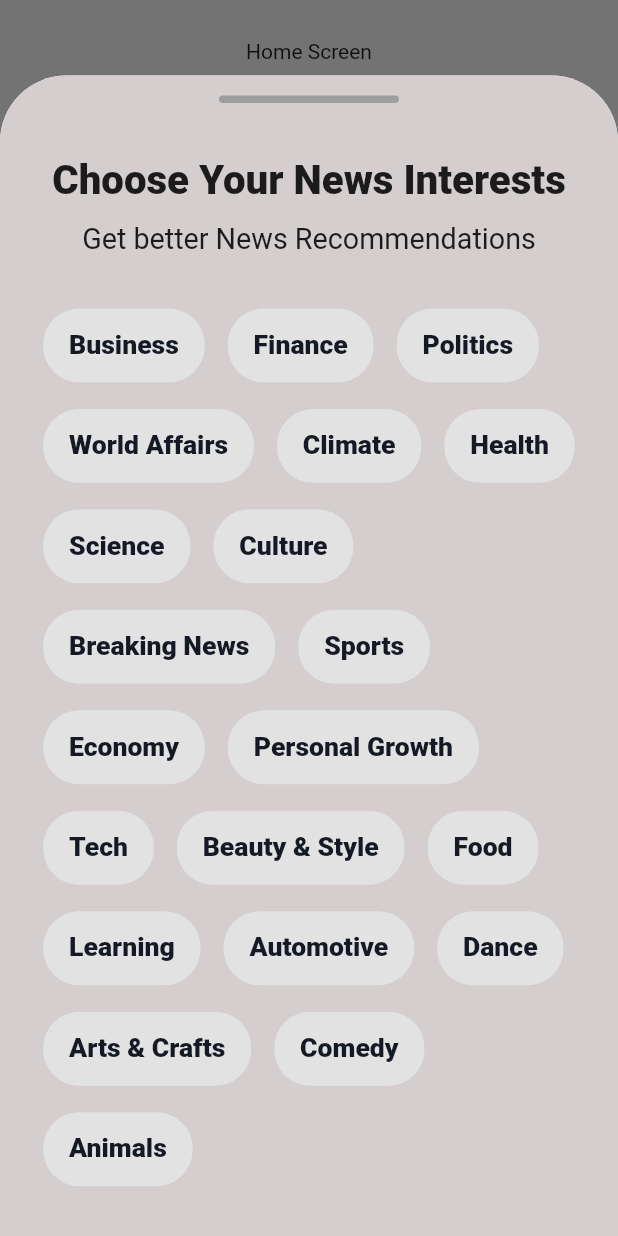
After one commit to DannylSyph3r/ViNews-Reader-App, a Flutter app: the UserHomePageView screen opened by its route, after a tap on "Log Out", after a tap on "Choose Interests", on a phone screen of 412 x 824 dp. The commit adds this screen. Run offline on Flutter 3.47's test engine with Material 2 defaults, Android fonts, the phone set to English and light mode, and no system bars; drawn by our look-alikes of google_nav_bar; our stand-ins replace awesome_snackbar_content, cloud_firestore, email_validator, equatable, firebase_auth, firebase_core and 11 more; accounts and stored records are empty; generated files the repository leaves out were written again; Roboto replaces fonts that are missing (SFProDisplay); project files that could hold a hidden picture were left out.

Commit message:
:sparkles::lipstick: News Interest Selection Modal completed. Restructuring needed

```diff
--- /dev/null
+++ b/lib/features/home/controllers/news_interest_controller.dart
@@ -0,0 +1,54 @@
+import 'package:flutter_riverpod/flutter_riverpod.dart';
+
+class NewsInterestSelectionNotifier extends StateNotifier<List<String>> {
+  NewsInterestSelectionNotifier()
+      : super([
+          "Business",
+          "Finance",
+          "Politics",
+          "World Affairs",
+          "Climate",
+          "Health",
+          "Science",
+          "Culture",
+          "Breaking News",
+          "Sports",
+          "Economy",
+          "Personal Growth",
+          "Tech",
+          "Beauty & Style",
+          "Food",
+          "Learning",
+          "Automotive",
+          "Dance",
+          "Arts & Crafts",
+          "Comedy",
+          "Animals",
+        ]);
+}
+
+class SelectedNewsInterestsNotifier extends StateNotifier<List<String>> {
+  SelectedNewsInterestsNotifier() : super([]);
+
+  void toggleInterest(String interest) {
+    if (state.contains(interest)) {
+      state = state.where((item) => item != interest).toList();
+    } else {
+      state = [...state, interest];
+    }
+  }
+}
+
+// Providers
+
+final dialogOpenProvider = StateProvider<bool>((ref) => false);
+
+final selectedNewsInterestsProvider =
+    StateNotifierProvider<SelectedNewsInterestsNotifier, List<String>>(
+  (ref) => SelectedNewsInterestsNotifier(),
+);
+
+final newsInterestSelectionProvider =
+    StateNotifierProvider<NewsInterestSelectionNotifier, List<String>>(
+  (ref) => NewsInterestSelectionNotifier(),
+);
--- a/lib/features/home/views/home_screen.dart
+++ b/lib/features/home/views/home_screen.dart
@@ -3,7 +3,9 @@
 import 'package:flutter_riverpod/flutter_riverpod.dart';
 import 'package:go_router/go_router.dart';
 import 'package:vinews_news_reader/features/auth/controllers/auth_action_controllers.dart';
+import 'package:vinews_news_reader/features/home/widgets/news_interests_modal.dart';
 import 'package:vinews_news_reader/routes/route_constants.dart';
+import 'package:vinews_news_reader/utils/modal_bottom_sheet_util.dart';
 import 'package:vinews_news_reader/utils/widget_extensions.dart';
 import 'package:vinews_news_reader/widgets/vinews_icon_buttons_icons.dart';
 
@@ -11,21 +13,23 @@
   const UserHomePageView({super.key});
 
   @override
-  ConsumerState<ConsumerStatefulWidget> createState() => _UserHomePageViewState();
+  ConsumerState<ConsumerStatefulWidget> createState() =>
+      _UserHomePageViewState();
 }
 
 class _UserHomePageViewState extends ConsumerState<UserHomePageView> {
   @override
   Widget build(BuildContext context) {
     final currentUserProvider = FirebaseAuth.instance.currentUser?.email;
-    final currentUserEmailVerificationStatus = FirebaseAuth.instance.currentUser?.emailVerified;
+    final currentUserEmailVerificationStatus =
+        FirebaseAuth.instance.currentUser?.emailVerified;
     return Scaffold(
       body: SafeArea(
           child: SingleChildScrollView(
         child: Center(
           child: Padding(
             padding: const EdgeInsets.only()
-                    .padSpec(left: 25, top: 30, right: 25, bottom: 50),
+                .padSpec(left: 25, top: 30, right: 25, bottom: 50),
             child: Column(
               mainAxisAlignment: MainAxisAlignment.center,
               children: [
@@ -34,14 +38,26 @@
                 Text(currentUserProvider.toString()),
                 Text(currentUserEmailVerificationStatus.toString()),
                 15.sbH,
+                InkWell(
+                  child: ViNewsAppIconButton(
+                    onButtonPress: () {
+                      ref.read(authNotifierProvider.notifier).userSignOut();
+                      context.pushReplacementNamed(
+                          ViNewsAppRouteConstants.authIntializer);
+                    },
+                    buttonPlaceholderText: "Log Out",
+                    isEnabled: true,
+                  ),
+                ),
+                30.sbH,
                 ViNewsAppIconButton(
                   onButtonPress: () {
-                    ref.read(authNotifierProvider.notifier).userSignOut();
-                    context.pushReplacementNamed(ViNewsAppRouteConstants.authIntializer);
+                    showCustomModalBottomSheet(
+                        context, false, const NewsInterestsModal());
                   },
-                  buttonPlaceholderText: "Log Out",
+                  buttonPlaceholderText: "Choose Interests",
                   isEnabled: true,
-                  )
+                )
               ],
             ),
           ),
--- /dev/null
+++ b/lib/features/home/widgets/news_interests_modal.dart
@@ -0,0 +1,212 @@
+import 'package:flutter/material.dart';
+import 'package:flutter_riverpod/flutter_riverpod.dart';
+import 'package:flutter_screenutil/flutter_screenutil.dart';
+import 'package:go_router/go_router.dart';
+import 'package:phosphor_flutter/phosphor_flutter.dart';
+import 'package:vinews_news_reader/features/home/controllers/news_interest_controller.dart';
+import 'package:vinews_news_reader/themes/color_pallete.dart';
+import 'package:vinews_news_reader/utils/frosted_glass_box.dart';
+import 'package:vinews_news_reader/utils/vinews_app_texts.dart';
+import 'package:vinews_news_reader/utils/widget_extensions.dart';
+
+class NewsInterestsModal extends ConsumerStatefulWidget {
+  const NewsInterestsModal({super.key});
+
+  @override
+  ConsumerState<ConsumerStatefulWidget> createState() =>
+      _NewsInterestsModalState();
+}
+
+class _NewsInterestsModalState extends ConsumerState<NewsInterestsModal> {
+  @override
+  Widget build(BuildContext context) {
+    final newsInterests = ref.watch(newsInterestSelectionProvider);
+    final selectedNewsInterests = ref.watch(selectedNewsInterestsProvider);
+    final isDialogOpen = ref.watch(dialogOpenProvider);
+    return GestureDetector(
+      onVerticalDragDown: (_) {},
+      child: Stack(
+        children: [
+          Container(
+            height: 875.h,
+            decoration: BoxDecoration(
+                color: Pallete.greyColor,
+                borderRadius: BorderRadius.only(
+                  topLeft: Radius.circular(50.r),
+                  topRight: Radius.circular(50.r),
+                )),
+            child: Padding(
+              padding: EdgeInsets.symmetric(vertical: 15.h),
+              child: Column(children: [
+                Container(
+                  height: 5,
+                  width: 120,
+                  decoration: BoxDecoration(
+                      borderRadius: BorderRadius.circular(15),
+                      color: Colors.grey),
+                ),
+                40.sbH,
+                "Choose Your News Interests"
+                    .txtStyled(fontSize: 28.sp, fontWeight: FontWeight.w800),
+                15.sbH,
+                "Get better News Recommendations".txtStyled(fontSize: 20.sp),
+                40.sbH,
+                Padding(
+                  padding: 23.padH,
+                  child: Wrap(
+                    spacing: 16.w,
+                    runSpacing: 20.h,
+                    children: List.generate(newsInterests.length, (index) {
+                      final isSelected =
+                          selectedNewsInterests.contains(newsInterests[index]);
+                      return Container(
+                        padding: EdgeInsets.symmetric(
+                          horizontal: 18.w,
+                          vertical: 16.h,
+                        ),
+                        decoration: BoxDecoration(
+                          color: isSelected
+                              ? Pallete.appButtonColor
+                              : Pallete.whiteColor,
+                          borderRadius: BorderRadius.circular(27.r),
+                        ),
+                        child: Row(
+                          mainAxisSize: MainAxisSize.min,
+                          children: [
+                            newsInterests[index].txtStyled(
+                              fontSize: 18.5.sp,
+                              fontWeight: FontWeight.w800,
+                              color: isSelected
+                                  ? Pallete.whiteColor
+                                  : Pallete.appButtonColor,
+                            ),
+                          ],
+                        ),
+                      ).onTap(() {
+                        ref
+                            .read(selectedNewsInterestsProvider.notifier)
+                            .toggleInterest(newsInterests[index]);
+                      });
+                    }),
+                  ),
+                ),
+                100.sbH,
+                const Divider(color: Pallete.blackColor),
+                15.sbH,
+                Row(
+                  mainAxisAlignment: MainAxisAlignment.center,
+                  children: [
+                    ElevatedButton(
+                      onPressed: () {
+                        ref
+                            .read(dialogOpenProvider.notifier)
+                            .update((state) => !state);
+                      },
+                      style: ElevatedButton.styleFrom(
+                        elevation: 0,
+                        fixedSize: Size(175.w, 62.w),
+                        backgroundColor:
+                            const Color.fromARGB(161, 237, 226, 226),
+                        side: BorderSide(
+                            width: 2.5.w, color: Pallete.appButtonColor),
+                        shape: RoundedRectangleBorder(
+                          borderRadius: BorderRadius.circular(11),
+                        ),
+                      ),
+                      child: Row(
+                        mainAxisAlignment: MainAxisAlignment.center,
+                        children: [
+                          "Skip".txtStyled(
+                            fontSize: 18.sp,
+                            fontWeight: FontWeight.w800,
+                            color: Pallete.appButtonColor,
+                          ),
+                        ],
+                      ),
+                    ),
+                    17.sbW,
+                    ElevatedButton(
+                      onPressed: selectedNewsInterests.isEmpty
+                          ? null
+                          : () {
+                              print(selectedNewsInterests);
+                            },
+                      style: ElevatedButton.styleFrom(
+                        elevation: 0,
+                        fixedSize: Size(175.w, 62.w),
+                        backgroundColor: Pallete.appButtonColor,
+                        shape: RoundedRectangleBorder(
+                          borderRadius: BorderRadius.circular(11),
+                        ),
+                      ),
+                      child: Row(
+                        mainAxisAlignment: MainAxisAlignment.center,
+                        children: [
+                          "Next".txtStyled(
+                            fontSize: 18.sp,
+                            fontWeight: FontWeight.w800,
+                          ),
+                        ],
+                      ),
+                    ),
+                  ],
+                )
+              ]),
+            ),
+          ),
+          Positioned.fill(
+            child: Visibility(
+              visible: isDialogOpen,
+              child: FrostedGlassBox(
+                theWidth: MediaQuery.of(context).size.width,
+                theHeight: MediaQuery.of(context).size.height,
+                theChild: AlertDialog(
+                  backgroundColor: Pallete.whiteColor.withOpacity(0.8),
+                  title: Row(
+                    mainAxisAlignment: MainAxisAlignment.start,
+                    mainAxisSize: MainAxisSize.min,
+                    children: [
+                      PhosphorIcons.regular.warningCircle.iconslide(),
+                      7.sbW,
+                      "Confirm Action".txtStyled(
+                          fontSize: 22.sp, fontWeight: FontWeight.bold),
+                    ],
+                  ),
+                  content: ViNewsAppTexts.newsInterestsSkipDialogWarningText
+                      .txtStyled(textAlign: TextAlign.justify, fontSize: 19.sp),
+                  shape: RoundedRectangleBorder(
+                      borderRadius: BorderRadius.circular(15.r)),
+                  actions: <Widget>[
+                    TextButton(
+                      onPressed: () {
+                        ref
+                            .read(dialogOpenProvider.notifier)
+                            .update((state) => !state);
+                      },
+                      child: "Cancel".txtStyled(
+                          fontSize: 18.sp,
+                          fontWeight: FontWeight.w700,
+                          color: Pallete.appButtonColor),
+                    ),
+                    TextButton(
+                      onPressed: () {
+                        ref
+                            .read(dialogOpenProvider.notifier)
+                            .update((state) => !state);
+                        GoRouter.of(context).pop();
+                      },
+                      child: "Yes, I'm sure!".txtStyled(
+                          fontSize: 18.sp,
+                          fontWeight: FontWeight.w700,
+                          color: Pallete.appButtonColor),
+                    ),
+                  ],
+                ),
+              ),
+            ),
+          ),
+        ],
+      ),
+    );
+  }
+}
--- a/lib/features/onboard/widgets/onboard_screen_layout_widget.dart
+++ b/lib/features/onboard/widgets/onboard_screen_layout_widget.dart
@@ -2,7 +2,7 @@
 import 'package:flutter/services.dart';
 import 'package:flutter_screenutil/flutter_screenutil.dart';
 import 'package:flutter_svg/flutter_svg.dart';
-import 'package:vinews_news_reader/features/onboard/onboarding_contents.dart';
+import 'package:vinews_news_reader/features/onboard/views/onboarding_contents.dart';
 import 'package:vinews_news_reader/features/onboard/widgets/circle_progress_bar.dart';
 import 'package:vinews_news_reader/themes/color_pallete.dart';
 import 'package:vinews_news_reader/utils/widget_extensions.dart';
--- a/lib/routes/route_config.dart
+++ b/lib/routes/route_config.dart
@@ -23,7 +23,7 @@
           return CustomTransitionPage(
             key: state.pageKey,
             child: const OnboardView(),
-            transitionDuration: const Duration(milliseconds: 150),
+            transitionDuration: const Duration(milliseconds: 250),
             transitionsBuilder:
                 (context, animation, secondaryAnimation, child) {
               return SlideTransition(
@@ -47,7 +47,7 @@
           return CustomTransitionPage(
             key: state.pageKey,
             child: const InitializedAuthScreen(),
-            transitionDuration: const Duration(milliseconds: 150),
+            transitionDuration: const Duration(milliseconds: 250),
             transitionsBuilder:
                 (context, animation, secondaryAnimation, child) {
               return SlideTransition(
@@ -71,7 +71,7 @@
           return CustomTransitionPage(
             key: state.pageKey,
             child: const UserLoginView(),
-            transitionDuration: const Duration(milliseconds: 150),
+            transitionDuration: const Duration(milliseconds: 250),
             transitionsBuilder:
                 (context, animation, secondaryAnimation, child) {
               return SlideTransition(
@@ -95,7 +95,7 @@
           return CustomTransitionPage(
             key: state.pageKey,
             child: const UserSignUpView(),
-            transitionDuration: const Duration(milliseconds: 150),
+            transitionDuration: const Duration(milliseconds: 250),
             transitionsBuilder:
                 (context, animation, secondaryAnimation, child) {
               return SlideTransition(
@@ -119,7 +119,7 @@
           return CustomTransitionPage(
             key: state.pageKey,
             child: const ViNewsBottomNavBar(),
-            transitionDuration: const Duration(milliseconds: 150),
+            transitionDuration: const Duration(milliseconds: 250),
             transitionsBuilder:
                 (context, animation, secondaryAnimation, child) {
               return SlideTransition(
@@ -143,7 +143,7 @@
           return CustomTransitionPage(
             key: state.pageKey,
             child: const UserHomePageView(),
-            transitionDuration: const Duration(milliseconds: 150),
+            transitionDuration: const Duration(milliseconds: 250),
             transitionsBuilder:
                 (context, animation, secondaryAnimation, child) {
               return SlideTransition(
@@ -167,7 +167,7 @@
           return CustomTransitionPage(
             key: state.pageKey,
             child: const ForgotPasswordView(),
-            transitionDuration: const Duration(milliseconds: 150),
+            transitionDuration: const Duration(milliseconds: 250),
             transitionsBuilder:
                 (context, animation, secondaryAnimation, child) {
               return SlideTransition(
@@ -192,7 +192,7 @@
             key: state.pageKey,
             child: EmailVerificationView(
                 userEmailAddress: state.pathParameters['emailAddress']!),
-            transitionDuration: const Duration(milliseconds: 150),
+            transitionDuration: const Duration(milliseconds: 250),
             transitionsBuilder:
                 (context, animation, secondaryAnimation, child) {
               return SlideTransition(
--- a/lib/themes/color_pallete.dart
+++ b/lib/themes/color_pallete.dart
@@ -5,7 +5,7 @@
   static const whiteColor = Color.fromARGB(255, 226, 226, 226);
   static const blueColor = Color.fromARGB(255, 0, 140, 255);
   static const onboardDescTxtColor = Color(0xFF606060);
-  static const greyColor = Color.fromARGB(255, 173, 173, 173);
+  static const greyColor = Color.fromARGB(255, 212, 206, 206);
   static const greenColor = Color.fromARGB(255, 0, 253, 8);
   static const transparent = Colors.transparent;
   static const buttonOutineColorBlack = Color.fromRGBO(1, 1, 1, 1);
--- /dev/null
+++ b/lib/utils/alert_dialog_util.dart
@@ -0,0 +1,45 @@
+import 'package:flutter/material.dart';
+import 'package:flutter_screenutil/flutter_screenutil.dart';
+import 'package:go_router/go_router.dart';
+import 'package:vinews_news_reader/themes/color_pallete.dart';
+import 'package:vinews_news_reader/utils/widget_extensions.dart';
+
+void showAlertDialog(BuildContext context, String title, Widget leadingIcon, String dialogContent,
+    String actionButtonTextLeft, String actionButtonTextRight) {
+  showDialog(
+      context: context,
+      builder: (
+        BuildContext context,
+      ) {
+        return AlertDialog(
+          title: Row(
+            mainAxisAlignment: MainAxisAlignment.start,
+            mainAxisSize: MainAxisSize.min,
+            children: [
+              leadingIcon,
+              7.sbW,
+              title.txtStyled(fontSize: 22.sp, fontWeight: FontWeight.bold),
+            ],
+          ),
+          content: dialogContent.txtStyled(
+              textAlign: TextAlign.justify, fontSize: 19.sp),
+          shape:
+              RoundedRectangleBorder(borderRadius: BorderRadius.circular(12.r)),
+          actions: <Widget>[
+            TextButton(
+              onPressed: () {
+                context.pop();
+              },
+              child: actionButtonTextLeft.txtStyled(fontSize: 18.sp, fontWeight: FontWeight.w700, color: Pallete.appButtonColor),
+            ),
+            TextButton(
+              onPressed: () {
+                context.pop();
+                context.pop();
+              },
+              child: actionButtonTextRight.txtStyled(fontSize: 18.sp, fontWeight: FontWeight.w700,color: Pallete.appButtonColor),
+            ),
+          ],
+        );
+      });
+}
--- /dev/null
+++ b/lib/utils/modal_bottom_sheet_util.dart
@@ -0,0 +1,16 @@
+import 'package:flutter/material.dart';
+import 'package:flutter_screenutil/flutter_screenutil.dart';
+
+void showCustomModalBottomSheet(
+    BuildContext context, bool isDismissible, Widget theWidget) {
+  showModalBottomSheet(
+      context: context,
+      isDismissible: isDismissible,
+      isScrollControlled: true,
+      shape: RoundedRectangleBorder(
+          borderRadius: BorderRadius.only(
+              topLeft: Radius.circular(50.r), topRight: Radius.circular(50.r))),
+      builder: (BuildContext context) {
+        return theWidget;
+      });
+}
--- a/lib/utils/vinews_app_texts.dart
+++ b/lib/utils/vinews_app_texts.dart
@@ -5,6 +5,7 @@
   static const String onboardScreenTwoDescriptionText = "Tailor your news experience to match your interests and preferences. With our app, you're in control. Choose the topics and sources that matter most to you, and enjoy a curated news feed designed just for you.";
   static const String onboardScreenThreeTitleText = "Save and share Captivating stories and Articles with your friends!";
   static const String onboardScreenThreeDescriptionText = "Discover interesting stories and easily save them to your collection. Plus, share captivating articles with your friends and family effortlessly, fostering discussions and staying connected through the power of news.";
+  static const String newsInterestsSkipDialogWarningText = "Are you sure you want to skip this step now? Although you can always do this again later. Its important to help filter your news article suggestions!";
   static const settingsAppBarText = "App Settings";
   static const routeErrorScreenMessage = "If you are reading this. It is definitely too late!";
   static const darkModeText = "Dark Mode";
--- a/lib/utils/widget_extensions.dart
+++ b/lib/utils/widget_extensions.dart
@@ -70,6 +70,17 @@
   }
 }
 
+extension InkWellExtension on Widget {
+  Widget onTap(VoidCallback onTapCallback) {
+    return InkWell(
+      onTap: onTapCallback,
+      splashColor: Colors.transparent,
+      highlightColor: Colors.transparent,
+      child: this, // 'this' refers to the Widget that the extension is called on
+    );
+  }
+}
+
 //Text Extensions
 extension StyledTextExtension on String {
   Text txtStyled({
```
Also changed, not shown: lib/features/onboard/views/onboarding_contents.dart (renamed from lib/features/onboard/onboarding_contents.dart).
